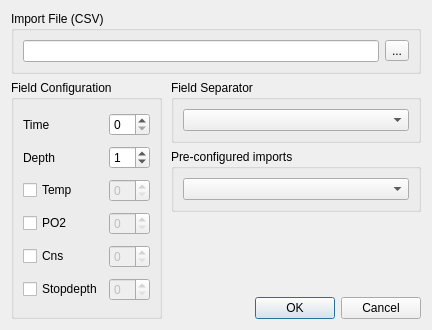
The window that qt-ui/csvimportdialog.ui (subsurface/subsurface) describes before a commit, drawn with Qt 5.
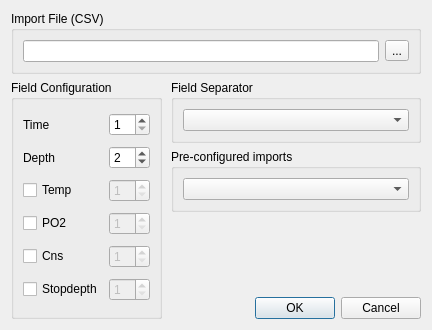
The same window after the commit. Icons and pictures are not drawn.

Commit message:
Use field numbers in CSV import instead of indexes
For the common user, a field number is more intuitive than field index.
So let's use that in numbering CSV import fields.

Fixes #388

Patch:
```diff
--- a/qt-ui/csvimportdialog.ui
+++ b/qt-ui/csvimportdialog.ui
@@ -68,10 +68,10 @@
          <item row="0" column="1">
           <widget class="QSpinBox" name="CSVTime">
            <property name="minimum">
-            <number>0</number>
+            <number>1</number>
            </property>
            <property name="value">
-            <number>0</number>
+            <number>1</number>
            </property>
           </widget>
          </item>
@@ -85,10 +85,10 @@
          <item row="1" column="1">
           <widget class="QSpinBox" name="CSVDepth">
            <property name="minimum">
-            <number>0</number>
+            <number>1</number>
            </property>
            <property name="value">
-            <number>1</number>
+            <number>2</number>
            </property>
           </widget>
          </item>
@@ -101,6 +101,9 @@
          </item>
          <item row="2" column="1">
           <widget class="QSpinBox" name="CSVTemperature">
+           <property name="minimum">
+            <number>1</number>
+           </property>
            <property name="enabled">
             <bool>false</bool>
            </property>
@@ -115,6 +118,9 @@
          </item>
          <item row="3" column="1">
           <widget class="QSpinBox" name="CSVpo2">
+           <property name="minimum">
+            <number>1</number>
+           </property>
            <property name="enabled">
             <bool>false</bool>
            </property>
@@ -132,6 +138,9 @@
          </item>
          <item row="4" column="1">
           <widget class="QSpinBox" name="CSVcns">
+           <property name="minimum">
+            <number>1</number>
+           </property>
            <property name="enabled">
             <bool>false</bool>
            </property>
@@ -149,6 +158,9 @@
          </item>
          <item row="5" column="1">
           <widget class="QSpinBox" name="CSVstopdepth">
+           <property name="minimum">
+            <number>1</number>
+           </property>
            <property name="enabled">
             <bool>false</bool>
            </property>
```
The commit also changes 1 other file.
